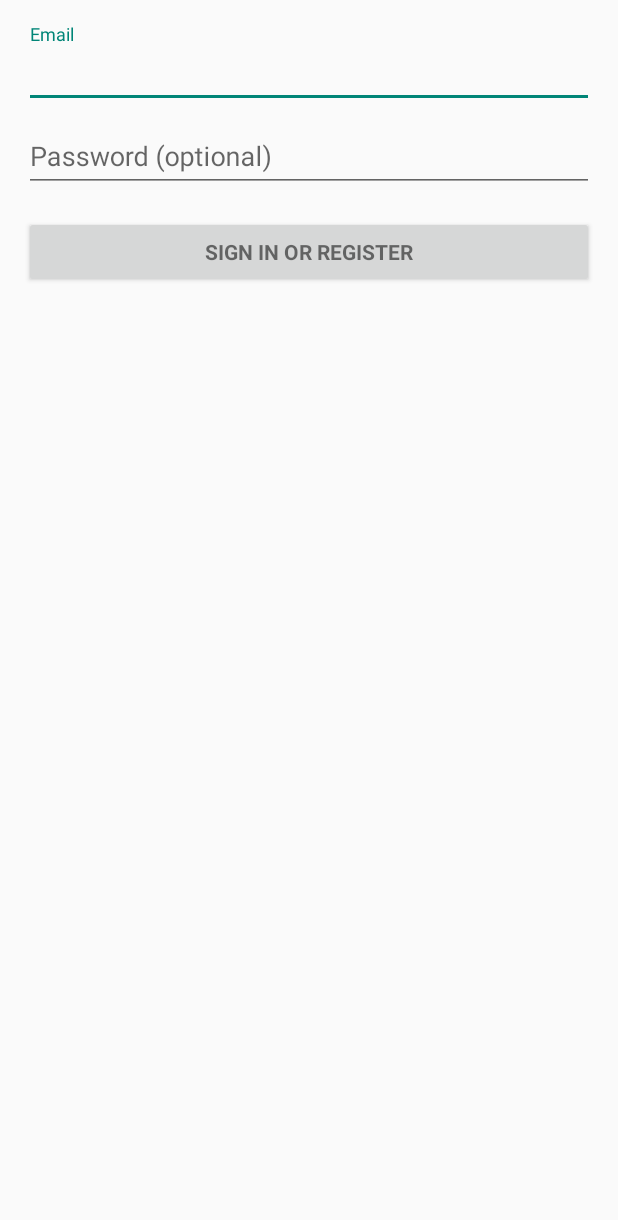
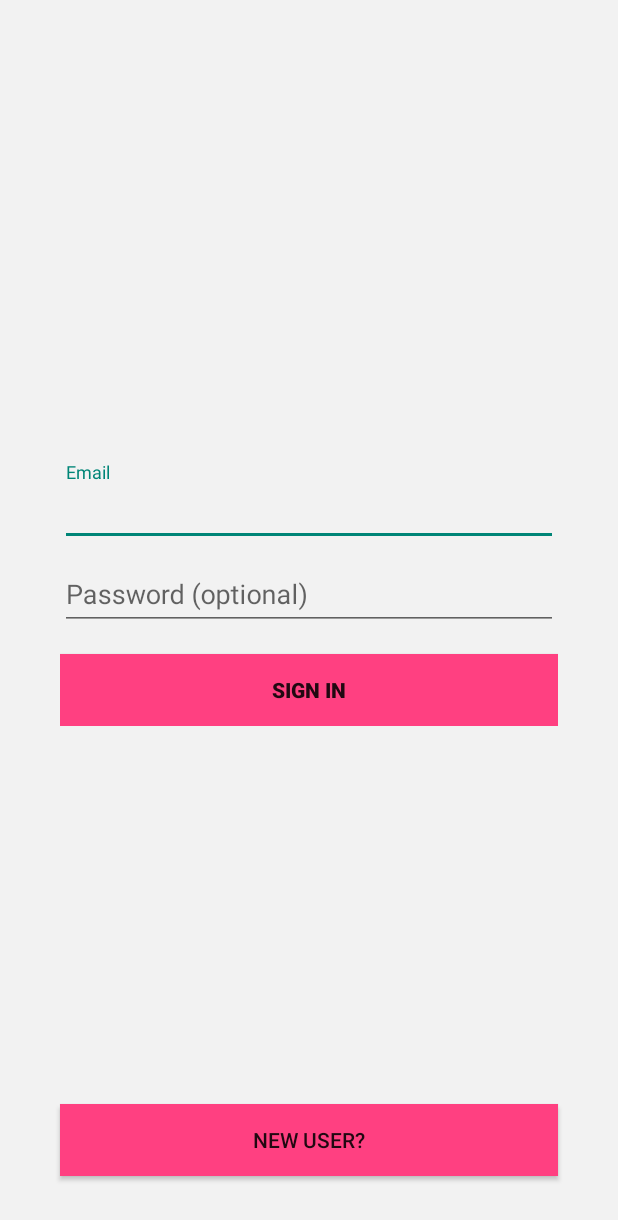
Before and after one commit to regis456/HCI-Univent-App-, an Android app: the screen it shows after launch (LoginActivity), on a phone screen of 412 x 824 dp. Shown: the top 1220 px of the screen. Run offline under Robolectric (Android 15) with nearby library versions, the phone set to English and light mode, and no system bars; 2 statements that could not run were skipped.

Commit message:
Added:  Finished Designing Venue/Artist description and Homepage except for their toolbars Removed:  N/A Working on:  Finish designing toolbar for activities      HELP CANNOT FIGURE OUT  Designing activities

```diff
--- a/app/src/main/java/edu/augsburg/univent/ArtistDescription.java
+++ b/app/src/main/java/edu/augsburg/univent/ArtistDescription.java
@@ -10,7 +10,7 @@ public class ArtistDescription extends AppCompatActivity {
     protected void onCreate(Bundle savedInstanceState) {
         super.onCreate(savedInstanceState);
         setContentView(R.layout.activity_artist_description);
-        android.support.v7.widget.Toolbar myToolbar = (android.support.v7.widget.Toolbar) findViewById(R.id.my_toolbar);
+        android.support.v7.widget.Toolbar myToolbar = (android.support.v7.widget.Toolbar) findViewById(R.id.artist_description_toolbar);
         setSupportActionBar(myToolbar);
         ActionBar ab = getSupportActionBar();
         ab.setDisplayHomeAsUpEnabled(true);
--- a/app/src/main/res/layout/activity_login.xml
+++ b/app/src/main/res/layout/activity_login.xml
@@ -1,7 +1,9 @@
-<LinearLayout xmlns:android="http://schemas.android.com/apk/res/android"
+<android.support.constraint.ConstraintLayout xmlns:android="http://schemas.android.com/apk/res/android"
+    xmlns:app="http://schemas.android.com/apk/res-auto"
     xmlns:tools="http://schemas.android.com/tools"
     android:layout_width="match_parent"
     android:layout_height="match_parent"
+    android:background="@color/cardBackground"
     android:gravity="center_horizontal"
     android:orientation="vertical"
     android:paddingBottom="@dimen/activity_vertical_margin"
@@ -19,16 +21,32 @@
         android:layout_marginBottom="8dp"
         android:visibility="gone" />
 
-    <ScrollView
+    <android.support.constraint.ConstraintLayout
         android:id="@+id/login_form"
         android:layout_width="match_parent"
-        android:layout_height="match_parent">
+        android:layout_height="match_parent"
+        android:layout_marginBottom="16dp"
+        android:layout_marginEnd="16dp"
+        android:layout_marginStart="16dp"
+        android:layout_marginTop="16dp"
+        app:layout_constraintBottom_toBottomOf="parent"
+        app:layout_constraintEnd_toEndOf="parent"
+        app:layout_constraintStart_toStartOf="parent"
+        app:layout_constraintTop_toTopOf="parent">
 
         <LinearLayout
             android:id="@+id/email_login_form"
             android:layout_width="match_parent"
             android:layout_height="wrap_content"
-            android:orientation="vertical">
+            android:layout_marginBottom="8dp"
+            android:layout_marginEnd="8dp"
+            android:layout_marginStart="8dp"
+            android:layout_marginTop="32dp"
+            android:orientation="vertical"
+            app:layout_constraintBottom_toTopOf="@+id/button"
+            app:layout_constraintEnd_toEndOf="parent"
+            app:layout_constraintStart_toStartOf="parent"
+            app:layout_constraintTop_toTopOf="parent">
 
             <android.support.design.widget.TextInputLayout
                 android:layout_width="match_parent"
@@ -65,13 +83,28 @@
 
             <Button
                 android:id="@+id/email_sign_in_button"
-                style="?android:textAppearanceSmall"
+                style="@style/Widget.AppCompat.Button"
                 android:layout_width="match_parent"
                 android:layout_height="wrap_content"
                 android:layout_marginTop="16dp"
-                android:text="@string/action_sign_in"
+                android:background="@color/colorAccent"
+                android:text="SIGN IN"
                 android:textStyle="bold" />
 
         </LinearLayout>
-    </ScrollView>
-</LinearLayout>
+
+        <Button
+            android:id="@+id/button"
+            style="@style/Widget.AppCompat.Button"
+            android:layout_width="0dp"
+            android:layout_height="wrap_content"
+            android:layout_marginBottom="8dp"
+            android:layout_marginEnd="8dp"
+            android:layout_marginStart="8dp"
+            android:background="@color/colorAccent"
+            android:text="New User?"
+            app:layout_constraintBottom_toBottomOf="parent"
+            app:layout_constraintEnd_toEndOf="parent"
+            app:layout_constraintStart_toStartOf="parent" />
+    </android.support.constraint.ConstraintLayout>
+</android.support.constraint.ConstraintLayout>
--- a/app/src/main/res/menu/menu_venues_description.xml
+++ b/app/src/main/res/menu/menu_venues_description.xml
@@ -6,7 +6,7 @@
 
     <item
         android:id="@+id/action_settings"
-        android:icon="@drawable/menu_black_24dp"
+        android:icon="@mipmap/ic_menu_black_24dp"
         android:title="@string/action_settings"
         app:showAsAction="always" />
     <item
@@ -16,7 +16,7 @@
         app:showAsAction="ifRoom|collapseActionView" />
     <item
         android:id="@+id/action_search"
-        android:icon="@drawable/search_black_24dp"
+        android:icon="@mipmap/ic_search_black_24dp"
         android:title="action_search"
         app:actionViewClass="android.support.v7.widget.SearchView"
         app:showAsAction="always" />
--- a/app/src/main/res/values/strings.xml
+++ b/app/src/main/res/values/strings.xml
@@ -184,4 +184,5 @@
     <string name="ArtistActivity">Artits</string>
     <string name="SettingsActivity">Settings</string>
     <string name="action_favorite">Favorite</string>
+    <string name="title_activity_settings_page">Settings</string>
 </resources>
--- a/build.gradle
+++ b/build.gradle
@@ -7,7 +7,7 @@ buildscript {
         jcenter()
     }
     dependencies {
-        classpath 'com.android.tools.build:gradle:3.0.1'
+        classpath 'com.android.tools.build:gradle:3.1.0'
 
 
         // NOTE: Do not place your application dependencies here; they belong
```
Also changed, not shown: app/src/main/AndroidManifest.xml (+3 -5 lines), app/src/main/java/edu/augsburg/univent/SettingsPageActivity.java (renamed from app/src/main/java/edu/augsburg/univent/SettingsActivity.java, +4 -4 lines), app/src/main/res/layout/activity_artist_description.xml (+36 -24 lines), app/src/main/res/layout/activity_venue_description.xml (+27 -25 lines), app/src/main/res/drawable/ic_description.png (deleted), app/src/main/res/drawable/ic_star_border_black_24dp.png (deleted), app/src/main/res/drawable/local_activity_black_24dp.png (deleted), app/src/main/res/drawable/menu_black_24dp.png (deleted), app/src/main/res/drawable/rockman.jpg (deleted), app/src/main/res/drawable/search_black_24dp.png (deleted), app/src/main/res/drawable/search_white_24dp.png (deleted), app/src/main/res/drawable/share_black_24dp.png (deleted), app/src/main/res/drawable/star_black_24dp.png (deleted), app/src/main/res/drawable/tekashi_six_nine.jpg (renamed from app/src/main/res/drawable/tekashi69.jpg), 1 more files.
